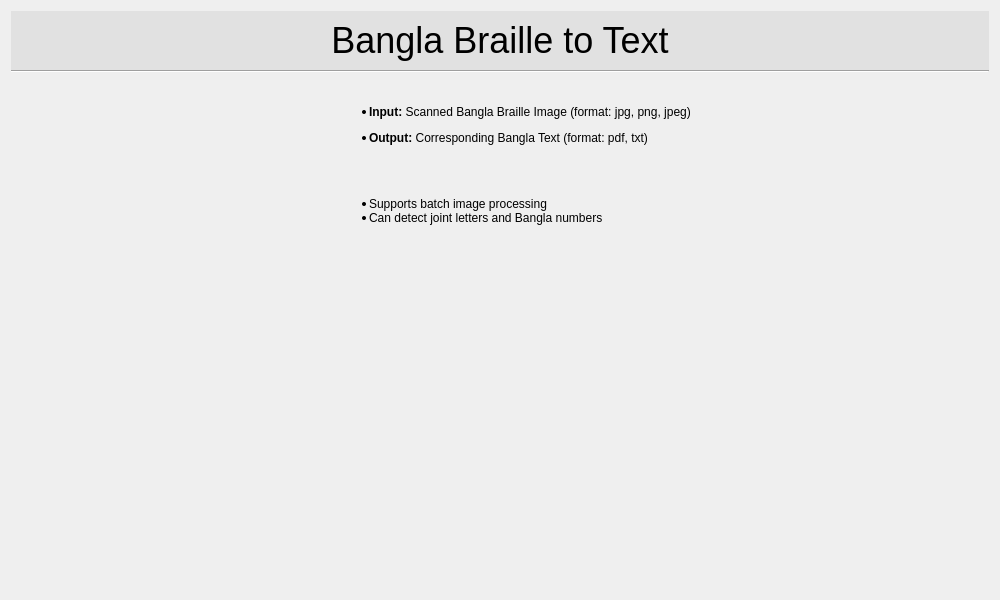
First picture: the form in frontPage/frontpage.ui, repository arman18/Braille-to-text-translator, before the edit.
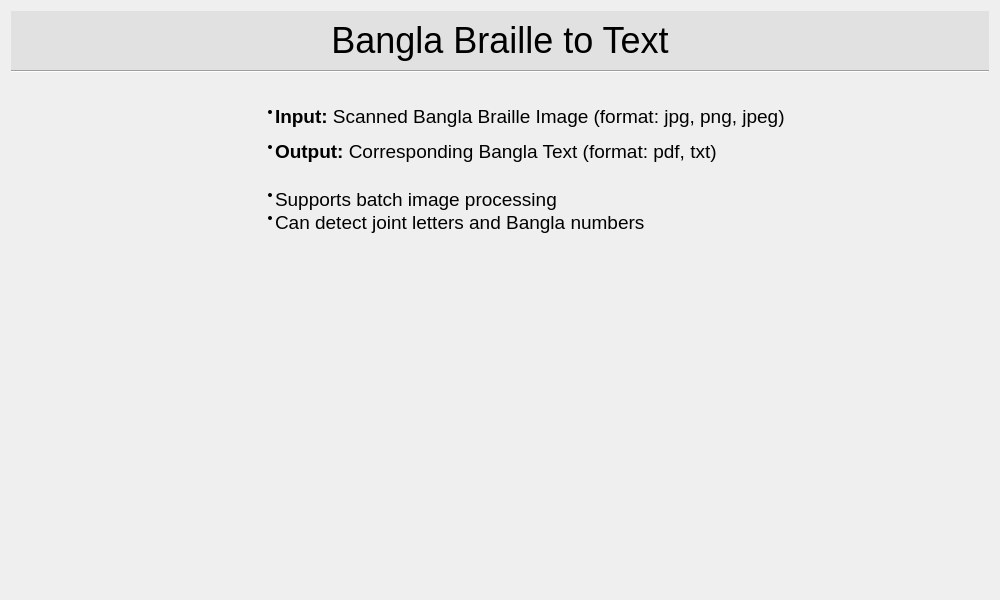
Second picture: the form after the edit. Icons and pictures are not drawn. Custom widgets are drawn as their Qt base class.

Commit message: ui_logo-font_size

What changed in the file:
```diff
--- a/frontPage/frontpage.ui
+++ b/frontPage/frontpage.ui
@@ -163,7 +163,7 @@
         <string notr="true">text-align: right;</string>
        </property>
        <property name="text">
-        <string>&lt;html&gt;&lt;head/&gt;&lt;body&gt;&lt;ul style=&quot;margin-top: 0px; margin-bottom: 0px; margin-left: 0px; margin-right: 0px; -qt-list-indent: 1;&quot;&gt;&lt;li style=&quot; margin-top:12px; margin-bottom:12px; margin-left:0px; margin-right:0px; -qt-block-indent:0; text-indent:0px;&quot;&gt;&lt;span style=&quot; font-weight:600;&quot;&gt;Input:&lt;/span&gt; Scanned Bangla Braille Image (format: jpg, png, jpeg)&lt;/li&gt;&lt;li style=&quot; margin-top:12px; margin-bottom:12px; margin-left:0px; margin-right:0px; -qt-block-indent:0; text-indent:0px;&quot;&gt;&lt;span style=&quot; font-weight:600;&quot;&gt;Output:&lt;/span&gt; Corresponding Bangla Text (format: pdf, txt)&lt;/li&gt;&lt;p&gt;&lt;br/&gt;&lt;/p&gt;&lt;li style=&quot; margin-top:0px; margin-bottom:0px; margin-left:0px; margin-right:0px; -qt-block-indent:0; text-indent:0px;&quot;&gt;Supports batch image processing&lt;/li&gt;&lt;li style=&quot; margin-top:0px; margin-bottom:12px; margin-left:0px; margin-right:0px; -qt-block-indent:0; text-indent:0px;&quot;&gt;Can detect joint letters and Bangla numbers &lt;/li&gt;&lt;/ul&gt;&lt;/body&gt;&lt;/html&gt;</string>
+        <string>&lt;html&gt;&lt;head/&gt;&lt;body&gt;&lt;ul style=&quot;margin-top: 0px; margin-bottom: 0px; margin-left: 0px; margin-right: 0px; -qt-list-indent: 1;&quot;&gt;&lt;li style=&quot; margin-top:12px; margin-bottom:12px; margin-left:0px; margin-right:0px; -qt-block-indent:0; text-indent:0px;&quot;&gt;&lt;span style=&quot; font-size:14pt; font-weight:600;&quot;&gt;Input:&lt;/span&gt;&lt;span style=&quot; font-size:14pt;&quot;&gt; Scanned Bangla Braille Image (format: jpg, png, jpeg)&lt;/span&gt;&lt;/li&gt;&lt;li style=&quot; margin-top:12px; margin-bottom:12px; margin-left:0px; margin-right:0px; -qt-block-indent:0; text-indent:0px;&quot;&gt;&lt;span style=&quot; font-size:14pt; font-weight:600;&quot;&gt;Output:&lt;/span&gt;&lt;span style=&quot; font-size:14pt;&quot;&gt; Corresponding Bangla Text (format: pdf, txt)&lt;/span&gt;&lt;br/&gt;&lt;/li&gt;&lt;li style=&quot; margin-top:0px; margin-bottom:0px; margin-left:0px; margin-right:0px; -qt-block-indent:0; text-indent:0px;&quot;&gt;&lt;span style=&quot; font-size:14pt;&quot;&gt;Supports batch image processing&lt;/span&gt;&lt;/li&gt;&lt;li style=&quot; margin-top:0px; margin-bottom:12px; margin-left:0px; margin-right:0px; -qt-block-indent:0; text-indent:0px;&quot;&gt;&lt;span style=&quot; font-size:14pt;&quot;&gt;Can detect joint letters and Bangla numbers &lt;/span&gt;&lt;/li&gt;&lt;/ul&gt;&lt;/body&gt;&lt;/html&gt;</string>
        </property>
        <property name="textFormat">
         <enum>Qt::AutoText</enum>
```
The commit also changes 4 other files.
